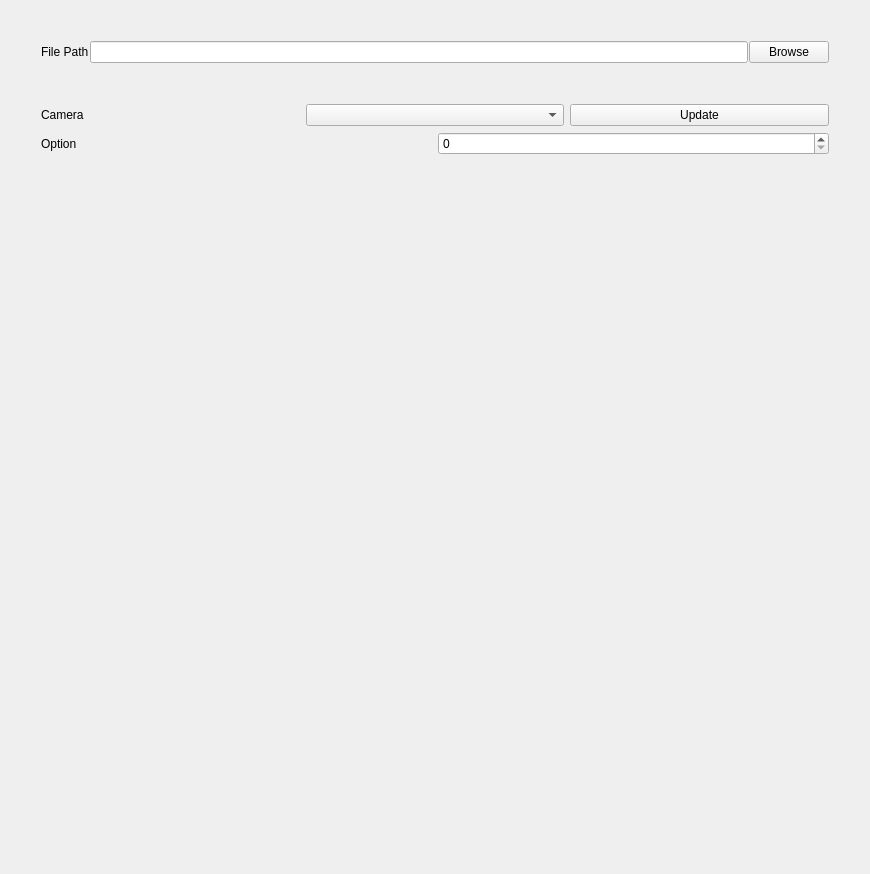
Old version of the form python/mmSolver/tools/loadmarker/ui/loadmarker_layout.ui in the repository david-cattermole/mayaMatchMoveSolver.
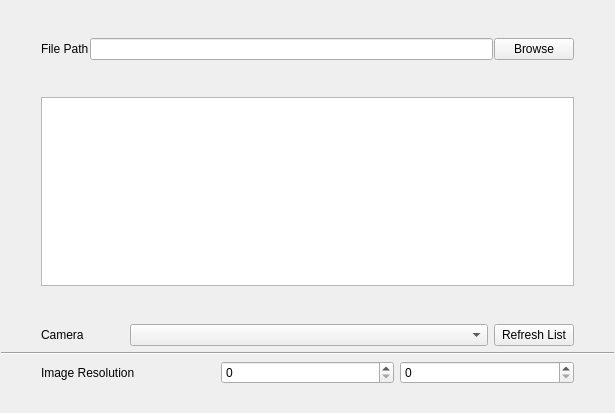
New version of the form.

Commit message: Moved 'tool' functions into 'lib', because they should not be exposed to the user. Added 'Image Resolution' spin boxes (removed 'Option' widget) Updated 'Image Resolution' to enable/disable as needed for .txt files. Added 'File Info' field to show file meta-data.

Diff of the .ui file:
```diff
--- a/python/mmSolver/tools/loadmarker/ui/loadmarker_layout.ui
+++ b/python/mmSolver/tools/loadmarker/ui/loadmarker_layout.ui
@@ -6,8 +6,8 @@
    <rect>
     <x>0</x>
     <y>0</y>
-    <width>870</width>
-    <height>874</height>
+    <width>615</width>
+    <height>413</height>
    </rect>
   </property>
   <property name="windowTitle">
@@ -107,6 +107,61 @@
        </property>
       </spacer>
      </item>
+     <item>
+      <layout class="QHBoxLayout" name="fileInfo_horizontalLayout">
+       <item>
+        <spacer name="horizontalSpacer_4">
+         <property name="orientation">
+          <enum>Qt::Horizontal</enum>
+         </property>
+         <property name="sizeType">
+          <enum>QSizePolicy::Preferred</enum>
+         </property>
+         <property name="sizeHint" stdset="0">
+          <size>
+           <width>40</width>
+           <height>20</height>
+          </size>
+         </property>
+        </spacer>
+       </item>
+       <item>
+        <widget class="QPlainTextEdit" name="fileInfo_plainTextEdit"/>
+       </item>
+       <item>
+        <spacer name="horizontalSpacer_3">
+         <property name="orientation">
+          <enum>Qt::Horizontal</enum>
+         </property>
+         <property name="sizeType">
+          <enum>QSizePolicy::Preferred</enum>
+         </property>
+         <property name="sizeHint" stdset="0">
+          <size>
+           <width>40</width>
+           <height>20</height>
+          </size>
+         </property>
+        </spacer>
+       </item>
+      </layout>
+     </item>
+     <item>
+      <spacer name="verticalSpacer_4">
+       <property name="orientation">
+        <enum>Qt::Vertical</enum>
+       </property>
+       <property name="sizeType">
+        <enum>QSizePolicy::Preferred</enum>
+       </property>
+       <property name="sizeHint" stdset="0">
+        <size>
+         <width>20</width>
+         <height>40</height>
+        </size>
+       </property>
+      </spacer>
+     </item>
     </layout>
    </item>
    <item>
@@ -143,12 +198,35 @@
         </widget>
        </item>
        <item>
-        <widget class="QComboBox" name="camera_comboBox"/>
+        <spacer name="horizontalSpacer_9">
+         <property name="orientation">
+          <enum>Qt::Horizontal</enum>
+         </property>
+         <property name="sizeType">
+          <enum>QSizePolicy::Minimum</enum>
+         </property>
+         <property name="sizeHint" stdset="0">
+          <size>
+           <width>40</width>
+           <height>20</height>
+          </size>
+         </property>
+        </spacer>
+       </item>
+       <item>
+        <widget class="QComboBox" name="camera_comboBox">
+         <property name="sizePolicy">
+          <sizepolicy hsizetype="Preferred" vsizetype="Fixed">
+           <horstretch>1</horstretch>
+           <verstretch>0</verstretch>
+          </sizepolicy>
+         </property>
+        </widget>
        </item>
        <item>
         <widget class="QPushButton" name="cameraUpdate_pushButton">
          <property name="text">
-          <string>Update</string>
+          <string>Refresh List</string>
          </property>
         </widget>
        </item>
@@ -171,7 +249,14 @@
       </layout>
      </item>
      <item>
-      <layout class="QHBoxLayout" name="horizontalLayout_3">
+      <widget class="Line" name="line">
+       <property name="orientation">
+        <enum>Qt::Horizontal</enum>
+       </property>
+      </widget>
+     </item>
+     <item>
+      <layout class="QHBoxLayout" name="imageRes_horizontalLayout">
        <item>
         <spacer name="horizontalSpacer_5">
          <property name="orientation">
@@ -189,14 +274,25 @@
         </spacer>
        </item>
        <item>
-        <widget class="QLabel" name="label_3">
+        <widget class="QLabel" name="imageResWidth_label">
          <property name="text">
-          <string>Option</string>
+          <string>Image Resolution</string>
          </property>
         </widget>
        </item>
        <item>
-        <widget class="QSpinBox" name="spinBox_2"/>
+        <widget class="QSpinBox" name="imageResWidth_spinBox">
+         <property name="maximum">
+          <number>99999</number>
+         </property>
+        </widget>
+       </item>
+       <item>
+        <widget class="QSpinBox" name="imageResHeight_spinBox">
+         <property name="maximum">
+          <number>99999</number>
+         </property>
+        </widget>
        </item>
        <item>
         <spacer name="horizontalSpacer_6">
```
Left out of the diff: 6 changed lines with no effect on the pictures. The commit also changes 4 other files.
